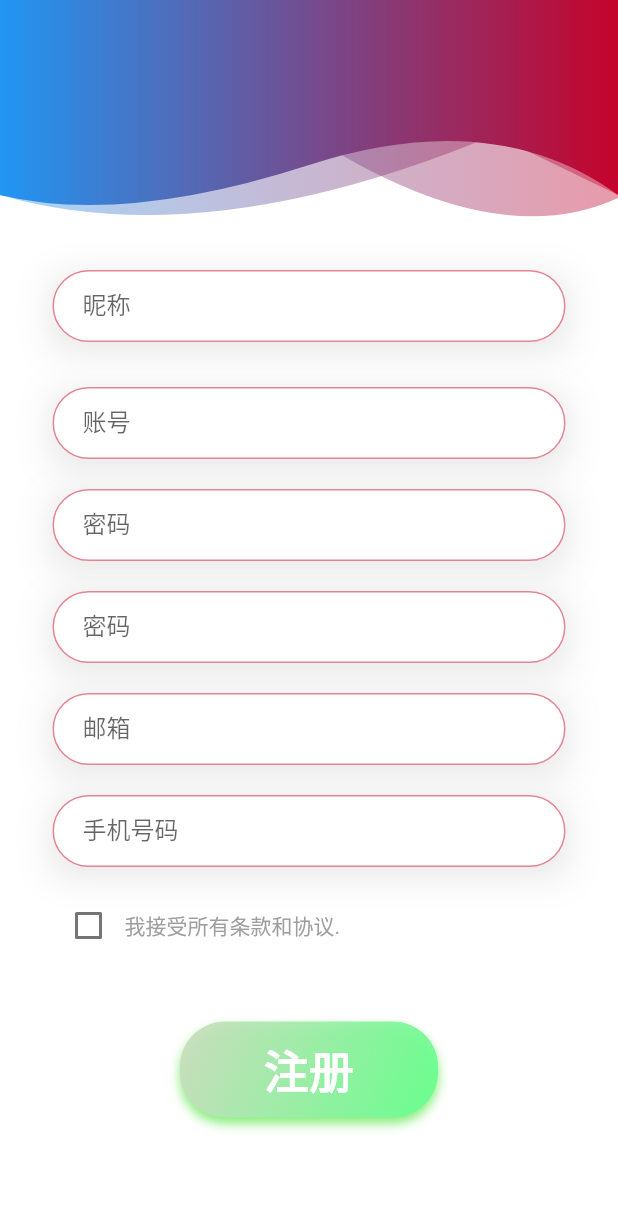
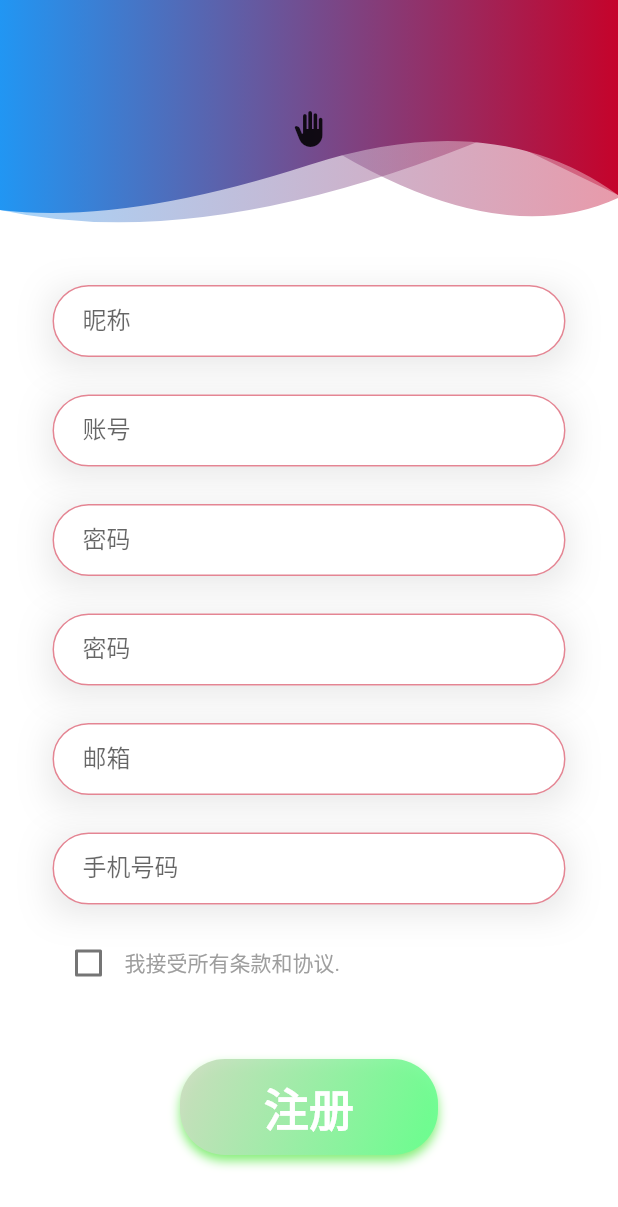
Before and after one commit to RaspberryCoke/XueKe, a Flutter app: the RegistrationPage screen opened directly, on a phone screen of 412 x 824 dp. Shown: the top 1207 px of the screen. Run offline on Flutter 3.47's test engine with Material 2 defaults, Android fonts, the phone set to English and light mode, and no system bars; our stand-ins replace audioplayers, circular_countdown_timer, flutter_easyloading, font_awesome_flutter, hexcolor, otp_text_field and 2 more; missing offline and left inert: audioplayers_web, shared_preferences_web; accounts and stored records are empty.

```diff
--- a/lib/login/header_widget.dart
+++ b/lib/login/header_widget.dart
@@ -103,10 +103,10 @@ class _HeaderWidgetState extends State<HeaderWidget> {
           Visibility(
             visible: _showIcon,
             child: Container(
-              height: _height - 40,
+              height: _height - 20,
               child: Center(
                 child: Container(
-                  margin: EdgeInsets.all(20),
+                  margin: EdgeInsets.all(25),
                   padding: EdgeInsets.only(
                     left: 5.0,
                     top: 20.0,
@@ -126,7 +126,7 @@ class _HeaderWidgetState extends State<HeaderWidget> {
                   child: Icon(
                     _icon,
                     color: Colors.white,
-                    size: 40.0,
+                    size: 70.0,
                   ),
                 ),
               ),
--- a/lib/login/registration_page.dart
+++ b/lib/login/registration_page.dart
@@ -29,6 +29,9 @@ class _RegistrationPageState extends State<RegistrationPage>{
   bool checkedValue = false;
   bool checkboxValue = false;
 
+  void _back(){
+    Navigator.pushReplacementNamed(context, Constant.login);
+  }
   void _register() {
 
     if (password.isEmpty) {
@@ -78,20 +81,36 @@ class _RegistrationPageState extends State<RegistrationPage>{
         child: Stack(
           children: [
             Container(
-              height: 150,
-              child: HeaderWidget(150, false, Icons.person_add_alt_1_rounded),
+              height: 160,
+              child:
+                HeaderWidget(150, false, Icons.person_add_alt_1_rounded),
             ),
+            SizedBox(height: 110),
+
             Container(
               margin: EdgeInsets.fromLTRB(25, 50, 25, 10),
               padding: EdgeInsets.fromLTRB(10, 0, 10, 0),
-              alignment: Alignment.center,
+             // alignment: Alignment.center,
               child: Column(
                 children: [
                   Form(
                     key: _formKey,
                     child: Column(
                       children: [
-                        SizedBox(height: 130),
+                        SizedBox(height: 12),
+                        Positioned(
+                          left: 18.0,
+                          child:
+                          /*BackButton(
+                            color: Colors.white,
+                            onPressed: _back,
+                          ),*/
+                          IconButton (
+                              icon: Icon(Icons.back_hand),
+                              onPressed: _back,
+                          )
+                        ),
+                        SizedBox(height: 80),
                         Container(
                           child: TextFormField(
                             validator: (val) {
@@ -106,7 +125,7 @@ class _RegistrationPageState extends State<RegistrationPage>{
                           ),
                           decoration: ThemeHelper().inputBoxDecorationShaddow(),
                         ),
-                        SizedBox(height: 30,),
+                        SizedBox(height: 25),
                         Container(
                           child: TextFormField(
                             validator: (val) {
@@ -122,7 +141,7 @@ class _RegistrationPageState extends State<RegistrationPage>{
                           ),
                           decoration: ThemeHelper().inputBoxDecorationShaddow(),
                         ),
-                        SizedBox(height: 20.0),
+                        SizedBox(height: 25.0),
                         Container(
                           child: TextFormField(
                             validator: (val) {
@@ -140,7 +159,7 @@ class _RegistrationPageState extends State<RegistrationPage>{
                           ),
                           decoration: ThemeHelper().inputBoxDecorationShaddow(),
                         ),
-                        SizedBox(height: 20.0),
+                        SizedBox(height: 25.0),
                         Container(
                           child: TextFormField(
                             validator: (val) {
@@ -158,7 +177,7 @@ class _RegistrationPageState extends State<RegistrationPage>{
                           ),
                           decoration: ThemeHelper().inputBoxDecorationShaddow(),
                         ),
-                        SizedBox(height: 20.0),
+                        SizedBox(height: 25.0),
                         Container(
                           child: TextFormField(
                             onChanged: (value) {
@@ -175,7 +194,7 @@ class _RegistrationPageState extends State<RegistrationPage>{
                           ),
                           decoration: ThemeHelper().inputBoxDecorationShaddow(),
                         ),
-                        SizedBox(height: 20.0),
+                        SizedBox(height: 25.0),
                         Container(
                           child: TextFormField(
                             onChanged: (value) {
--- a/lib/page/table_events_page.dart
+++ b/lib/page/table_events_page.dart
@@ -177,7 +177,9 @@ class _TableEventsPageState extends State<TableEventsPage> {
                       ))
                 ],
               ),
-              const ListTile(
+
+
+              /*const ListTile(
                 leading: CircleAvatar(
                   child: Icon(Icons.people),
                 ),
@@ -202,7 +204,7 @@ class _TableEventsPageState extends State<TableEventsPage> {
                 thickness: 1,
                 indent: 20,
                 endIndent: 0,
-              ),
+              ),*/
             ],
           )
       ),
```
